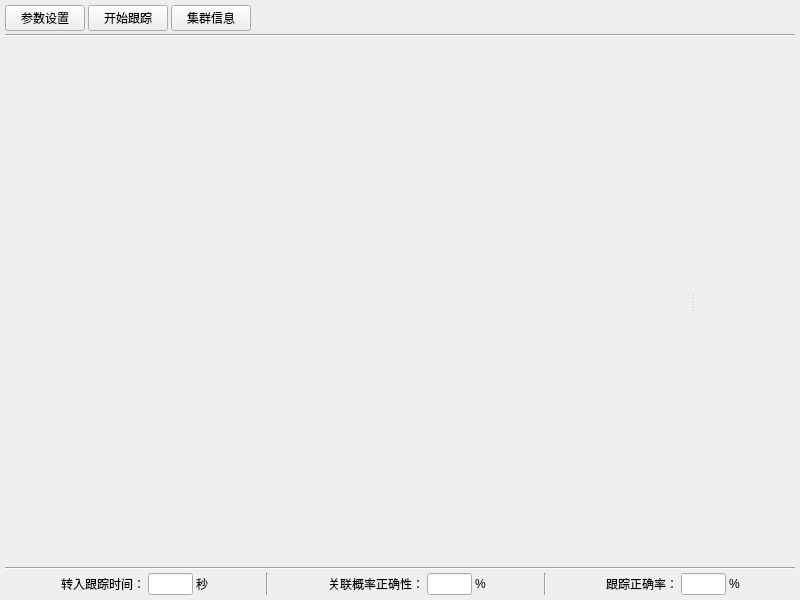
kernelhcy/targettracking, file mainwindow.ui: the form before one commit.
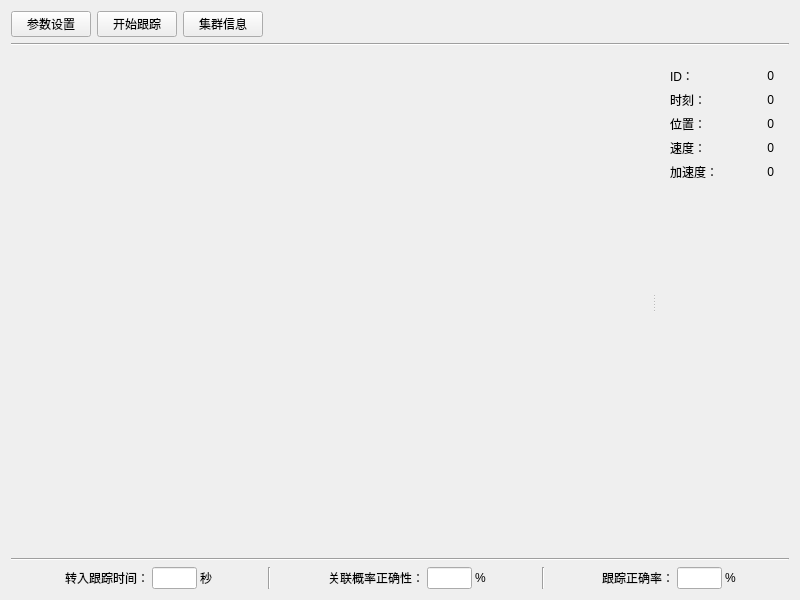
The form after the commit.

Commit message: 修改主界面

What changed in the file:
```diff
--- a/mainwindow.ui
+++ b/mainwindow.ui
@@ -29,18 +29,9 @@
    <string>目标跟踪演示</string>
   </property>
   <widget class="QWidget" name="centralWidget">
-   <layout class="QGridLayout" name="gridLayout" rowstretch="1,1,50,1,1">
-    <property name="margin">
-     <number>5</number>
-    </property>
-    <property name="spacing">
-     <number>3</number>
-    </property>
+   <layout class="QGridLayout" name="gridLayout" rowstretch="0,0,1,0,0,0">
     <item row="0" column="0">
      <layout class="QHBoxLayout" name="horizontalLayout">
-      <property name="spacing">
-       <number>3</number>
-      </property>
       <item>
        <widget class="QPushButton" name="settingBtn">
         <property name="text">
@@ -72,7 +63,7 @@
         </property>
         <property name="sizeHint" stdset="0">
          <size>
-          <width>40</width>
+          <width>506</width>
           <height>20</height>
          </size>
         </property>
@@ -80,6 +71,13 @@
       </item>
      </layout>
     </item>
+    <item row="1" column="0">
+     <widget class="Line" name="line_2">
+      <property name="orientation">
+       <enum>Qt::Horizontal</enum>
+      </property>
+     </widget>
+    </item>
     <item row="2" column="0">
      <widget class="QSplitter" name="splitter">
       <property name="sizePolicy">
@@ -92,7 +90,7 @@
        <enum>Qt::Horizontal</enum>
       </property>
       <property name="handleWidth">
-       <number>5</number>
+       <number>3</number>
       </property>
       <widget class="QWidget" name="mapWidget" native="true">
        <property name="sizePolicy">
@@ -115,10 +113,144 @@
          <verstretch>0</verstretch>
         </sizepolicy>
        </property>
+       <layout class="QFormLayout" name="formLayout">
+        <property name="margin">
+         <number>15</number>
+        </property>
+        <item row="0" column="0">
+         <layout class="QGridLayout" name="gridLayout_2">
+          <item row="0" column="0">
+           <widget class="QLabel" name="label_27">
+            <property name="text">
+             <string>ID：</string>
+            </property>
+           </widget>
+          </item>
+          <item row="0" column="1">
+           <widget class="QLabel" name="idLabel">
+            <property name="minimumSize">
+             <size>
+              <width>50</width>
+              <height>0</height>
+             </size>
+            </property>
+            <property name="text">
+             <string>0</string>
+            </property>
+            <property name="alignment">
+             <set>Qt::AlignRight|Qt::AlignTrailing|Qt::AlignVCenter</set>
+            </property>
+            <property name="indent">
+             <number>-1</number>
+            </property>
+           </widget>
+          </item>
+          <item row="1" column="0">
+           <widget class="QLabel" name="label_25">
+            <property name="text">
+             <string>时刻：</string>
+            </property>
+           </widget>
+          </item>
+          <item row="1" column="1">
+           <widget class="QLabel" name="tLabel">
+            <property name="minimumSize">
+             <size>
+              <width>50</width>
+              <height>0</height>
+             </size>
+            </property>
+            <property name="text">
+             <string>0</string>
+            </property>
+            <property name="alignment">
+             <set>Qt::AlignRight|Qt::AlignTrailing|Qt::AlignVCenter</set>
+            </property>
+           </widget>
+          </item>
+          <item row="2" column="0">
+           <widget class="QLabel" name="label_26">
+            <property name="text">
+             <string>位置：</string>
+            </property>
+           </widget>
+          </item>
+          <item row="2" column="1">
+           <widget class="QLabel" name="sLabel">
+            <property name="minimumSize">
+             <size>
+              <width>50</width>
+              <height>0</height>
+             </size>
+            </property>
+            <property name="text">
+             <string>0</string>
+            </property>
+            <property name="alignment">
+             <set>Qt::AlignRight|Qt::AlignTrailing|Qt::AlignVCenter</set>
+            </property>
+           </widget>
+          </item>
+          <item row="3" column="0">
+           <widget class="QLabel" name="label_29">
+            <property name="text">
+             <string>速度：</string>
+            </property>
+           </widget>
+          </item>
+          <item row="3" column="1">
+           <widget class="QLabel" name="vLabel">
+            <property name="minimumSize">
+             <size>
+              <width>50</width>
+              <height>0</height>
+             </size>
+            </property>
+            <property name="text">
+             <string>0</string>
+            </property>
+            <property name="alignment">
+             <set>Qt::AlignRight|Qt::AlignTrailing|Qt::AlignVCenter</set>
+            </property>
+           </widget>
+          </item>
+          <item row="4" column="0">
+           <widget class="QLabel" name="label_28">
+            <property name="text">
+             <string>加速度：</string>
+            </property>
+           </widget>
+          </item>
+          <item row="4" column="1">
+           <widget class="QLabel" name="aLabel">
+            <property name="minimumSize">
+             <size>
+              <width>50</width>
+              <height>0</height>
+             </size>
+            </property>
+            <property name="text">
+             <string>0</string>
+            </property>
+            <property name="alignment">
+             <set>Qt::AlignRight|Qt::AlignTrailing|Qt::AlignVCenter</set>
+            </property>
+           </widget>
+          </item>
+         </layout>
+        </item>
+       </layout>
       </widget>
      </widget>
     </item>
     <item row="4" column="0">
+     <widget class="Line" name="line">
+      <property name="orientation">
+       <enum>Qt::Horizontal</enum>
+      </property>
+     </widget>
+    </item>
+    <item row="5" column="0">
      <layout class="QHBoxLayout" name="horizontalLayout_2">
       <property name="spacing">
        <number>3</number>
@@ -319,20 +451,6 @@
       </item>
      </layout>
     </item>
-    <item row="3" column="0">
-     <widget class="Line" name="line">
-      <property name="orientation">
-       <enum>Qt::Horizontal</enum>
-      </property>
-     </widget>
-    </item>
-    <item row="1" column="0">
-     <widget class="Line" name="line_2">
-      <property name="orientation">
-       <enum>Qt::Horizontal</enum>
-      </property>
-     </widget>
-    </item>
    </layout>
   </widget>
  </widget>
```
The commit also changes 5 other files.
